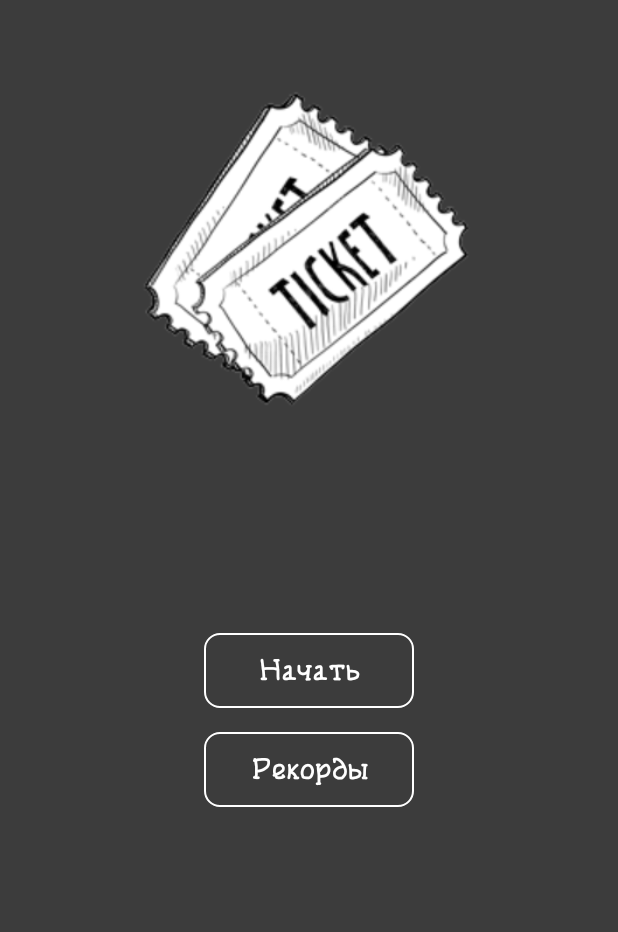
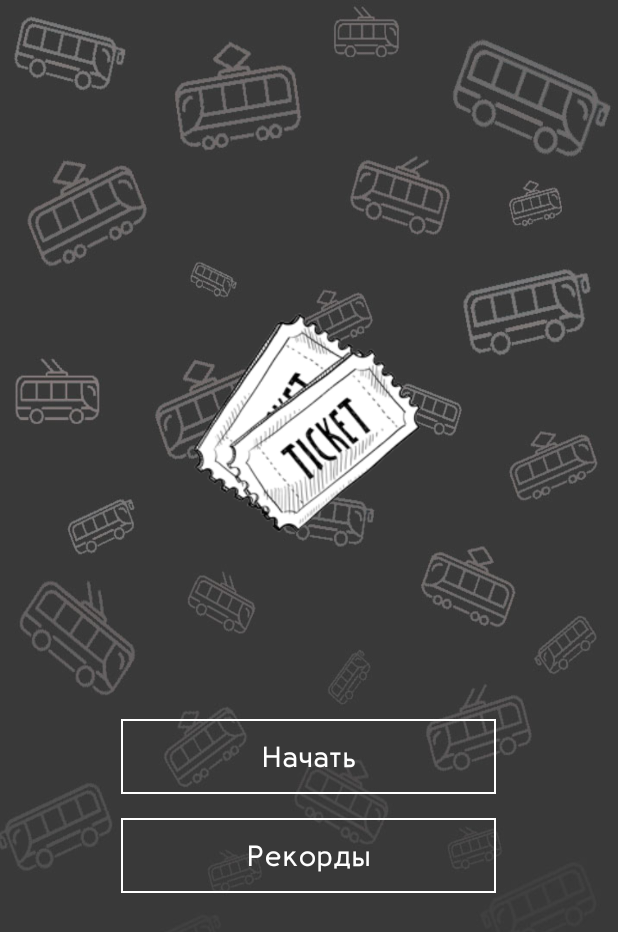
Before and after one commit to whatiamdoing/Ticket, an Android app: the MenuActivity screen opened directly, with no data from a screen before it, on a phone screen of 412 x 824 dp. Shown: the top 932 px of the screen. Run offline under Robolectric (Android 15) with nearby library versions, the phone set to English and light mode, and no system bars.

Commit message:
Изменен дизайн, мини оптимизация

```diff
--- a/app/src/main/res/drawable/custom_button_login.xml
+++ b/app/src/main/res/drawable/custom_button_login.xml
@@ -3,5 +3,5 @@
     <stroke
         android:color="@color/white"
         android:width="1dp"/>
-    <corners android:radius="10dp"/>
+    <corners android:radius="0dp"/>
 </shape>
--- a/app/src/main/res/layout/activity_login_screen.xml
+++ b/app/src/main/res/layout/activity_login_screen.xml
@@ -35,15 +35,16 @@
 
     <androidx.appcompat.widget.AppCompatButton
         android:id="@+id/btn_login"
+        android:layout_marginTop="@dimen/spacing_small_8"
         android:text="@string/continue_l"
         android:textSize="17sp"
         android:textColor="@drawable/btn_text_color"
         android:textAllCaps="false"
         android:fontFamily="@font/baufra_demibold"
-        android:layout_width="150dp"
+        android:layout_width="250dp"
         android:layout_height="40dp"
         android:layout_centerHorizontal="true"
-        android:layout_marginBottom="75dp"
+        android:layout_marginBottom="70dp"
         android:layout_alignParentBottom="true"
         android:background="@drawable/custom_button_login"/>
 
--- a/app/src/main/res/layout/activity_menu.xml
+++ b/app/src/main/res/layout/activity_menu.xml
@@ -5,55 +5,54 @@
     android:layout_width="match_parent"
     android:layout_height="match_parent"
     tools:context=".ui.menu.MenuActivity"
-    android:background="@color/dark_grey">
+    android:background="@drawable/login_background">
 
-    <ImageView
+    <androidx.appcompat.widget.AppCompatImageView
         android:id="@+id/iv_ticket"
-        android:layout_height="250dp"
-        android:layout_width="250dp"
+        android:layout_height="175dp"
+        android:layout_width="175dp"
         android:src="@drawable/logo"
         android:layout_centerHorizontal="true"
-        android:layout_marginTop="@dimen/spacing_outsize_50"/>
+        android:layout_above="@id/tv_username"/>
 
     <TextView
         android:id="@+id/tv_username"
+        android:text="@string/friend"
         android:layout_width="wrap_content"
         android:layout_height="wrap_content"
-        android:text="@string/friend"
-        style="@style/medium50.white"
+        style="@style/baufra60.white"
         android:gravity="center"
-        android:layout_below="@id/iv_ticket"
-        android:layout_centerHorizontal="true"
-        android:layout_marginTop="@dimen/spacing_normal_16"
+        android:layout_centerInParent="true"
         android:shadowColor="@color/black"
-        android:shadowRadius="5"/>
+        android:shadowRadius="5"
+        android:layout_marginBottom="@dimen/spacing_huge_32"/>
 
     <androidx.appcompat.widget.AppCompatButton
         android:id="@+id/btn_let"
-        android:layout_width="140dp"
+        android:text="@string/toBegin"
+        android:layout_width="250dp"
         android:layout_height="50dp"
-        android:text="@string/toBegin"
-        android:textSize="20sp"
+        android:textSize="19sp"
         android:textColor="@color/white"
         android:textAllCaps="false"
-        android:fontFamily="@font/ticket"
+        android:fontFamily="@font/baufra_demibold"
         android:background="@drawable/custom_button_login"
         android:layout_below="@id/tv_username"
         android:layout_centerHorizontal="true"
-        android:layout_marginTop="@dimen/spacing_huge_32"/>
+        android:layout_marginBottom="@dimen/spacing_normal_16"/>
 
     <androidx.appcompat.widget.AppCompatButton
         android:id="@+id/btn_records"
-        android:layout_width="140dp"
+        android:text="@string/records"
+        android:layout_width="250dp"
         android:layout_height="50dp"
-        android:text="@string/records"
-        android:textSize="20sp"
+        android:textSize="19sp"
         android:textColor="@color/white"
         android:textAllCaps="false"
-        android:fontFamily="@font/ticket"
+        android:fontFamily="@font/baufra_demibold"
         android:background="@drawable/custom_button_login"
         android:layout_below="@id/btn_let"
         android:layout_centerHorizontal="true"
-        android:layout_marginTop="@dimen/spacing_normal_16"/>
+        android:layout_marginBottom="@dimen/spacing_normal_16"/>
 
 </RelativeLayout>
--- a/app/src/main/res/layout/activity_splash_screen.xml
+++ b/app/src/main/res/layout/activity_splash_screen.xml
@@ -6,7 +6,7 @@
     tools:context=".ui.splash.SplashActivity"
     android:background="@color/dark_grey">
 
-    <ImageView
+    <androidx.appcompat.widget.AppCompatImageView
         android:id="@+id/iv_logo"
         android:src="@drawable/logo"
         android:layout_centerInParent="true"
--- a/app/src/main/res/layout/activity_tutorial.xml
+++ b/app/src/main/res/layout/activity_tutorial.xml
@@ -4,14 +4,13 @@
     android:layout_width="match_parent"
     android:layout_height="match_parent"
     xmlns:app="http://schemas.android.com/apk/res-auto"
-    tools:context=".ui.tutorial.TutorialActivity"
-    android:orientation="vertical">
+    tools:context=".ui.tutorial.TutorialActivity">
 
     <com.google.android.material.tabs.TabLayout
         android:id="@+id/tabDots"
-        android:layout_alignParentBottom="true"
         android:layout_width="match_parent"
         android:layout_height="wrap_content"
+        android:layout_alignParentBottom="true"
         app:tabBackground="@drawable/tab_selector"
         app:tabGravity="center"
         app:tabIndicatorHeight="0dp"/>
--- a/app/src/main/res/layout/fragment_timer.xml
+++ b/app/src/main/res/layout/fragment_timer.xml
@@ -6,7 +6,9 @@
 
     <TextView
         android:id="@+id/tv_getReady"
-        style="@style/medium50.white"
+        android:textColor="@color/white"
+        android:fontFamily="@font/baufra_demibold"
+        android:textSize="40sp"
         android:gravity="center"
         android:text="@string/get_ready"
         android:layout_width="match_parent"
```
Also changed, not shown: app/src/main/res/layout/fragment_one.xml (+13 -12 lines), app/src/main/res/layout/fragment_three.xml (+6 -6 lines), app/src/main/res/layout/fragment_two.xml (+8 -6 lines), app/src/main/res/drawable/hand.jpg (added), app/src/main/res/drawable/hand.png (deleted), app/src/main/res/drawable/lose_ticket.jpg (added), app/src/main/res/drawable/lose_ticket.png (deleted), app/src/main/res/drawable/win_ticket.jpg (added), app/src/main/res/drawable/win_ticket.png (deleted).
